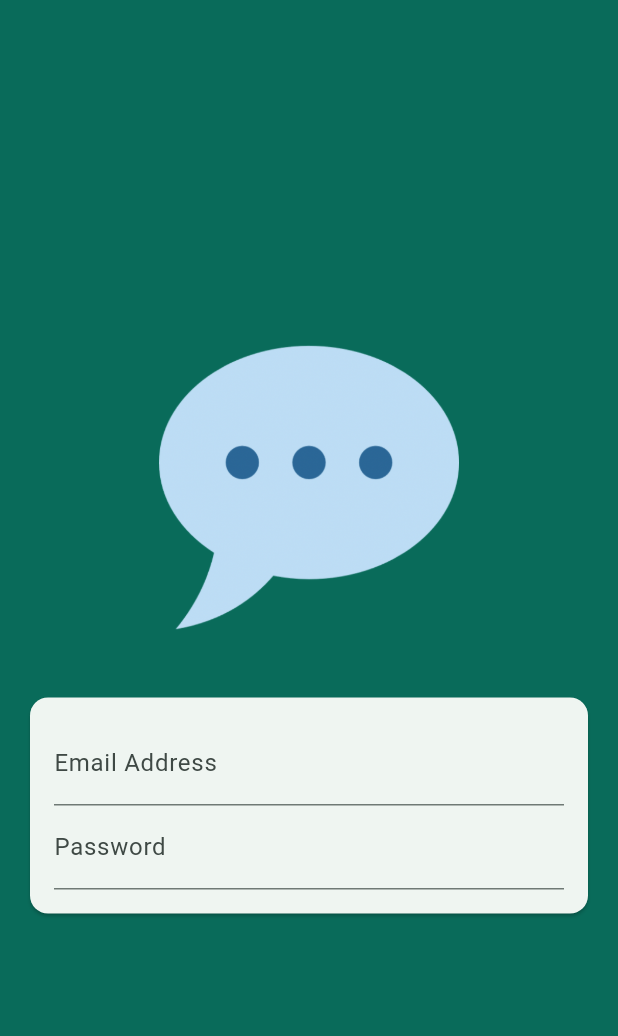
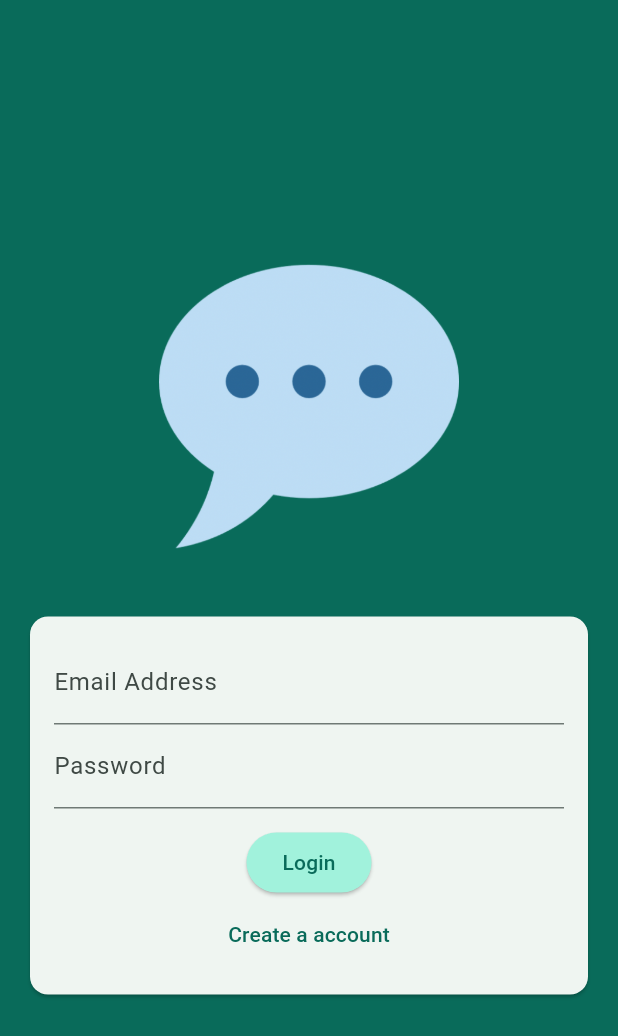
Before and after one commit to Bartosz-J-Przybyl/chat_app_v01, a Flutter app: the screen it shows after launch, on a phone screen of 412 x 824 dp. Shown: the top 1036 px of the screen. Run offline on Flutter 3.47's test engine with Material 3 defaults, Android fonts, the light colour scheme and no system bars.

Commit message:
add buttons and validation to user input

```diff
--- a/lib/screens/auth.dart
+++ b/lib/screens/auth.dart
@@ -8,6 +8,8 @@ class AuthScreen extends StatefulWidget {
 }
 
 class _AuthScreenState extends State<AuthScreen> {
+  var _isLogin = true;
+
   @override
   Widget build(BuildContext context) {
     return Scaffold(
@@ -42,11 +44,38 @@ class _AuthScreenState extends State<AuthScreen> {
                             keyboardType: TextInputType.emailAddress,
                             autocorrect: false,
                             textCapitalization: TextCapitalization.none,
+                            validator: (value) {
+                              if (value == null ||
+                                  value.trim().isEmpty ||
+                                  !value.contains("@")) {
+                                return "Plese enter a valid email addres";
+                              }
+                              return null;
+                            },
                           ),
                           TextFormField(
                             decoration:
                                 const InputDecoration(labelText: "Password"),
                             obscureText: true,
+                          ),
+                          const SizedBox(height: 12),
+                          ElevatedButton(
+                            onPressed: () {},
+                            style: ElevatedButton.styleFrom(
+                                backgroundColor: Theme.of(context)
+                                    .colorScheme
+                                    .primaryContainer),
+                            child: Text(_isLogin ? "Login" : "Sign Up"),
+                          ),
+                          TextButton(
+                            onPressed: () {
+                              setState(() {
+                                _isLogin = !_isLogin;
+                              });
+                            },
+                            child: Text(_isLogin
+                                ? "Create a account"
+                                : "I already have an account. Login."),
                           ),
                         ],
                       ),
```
